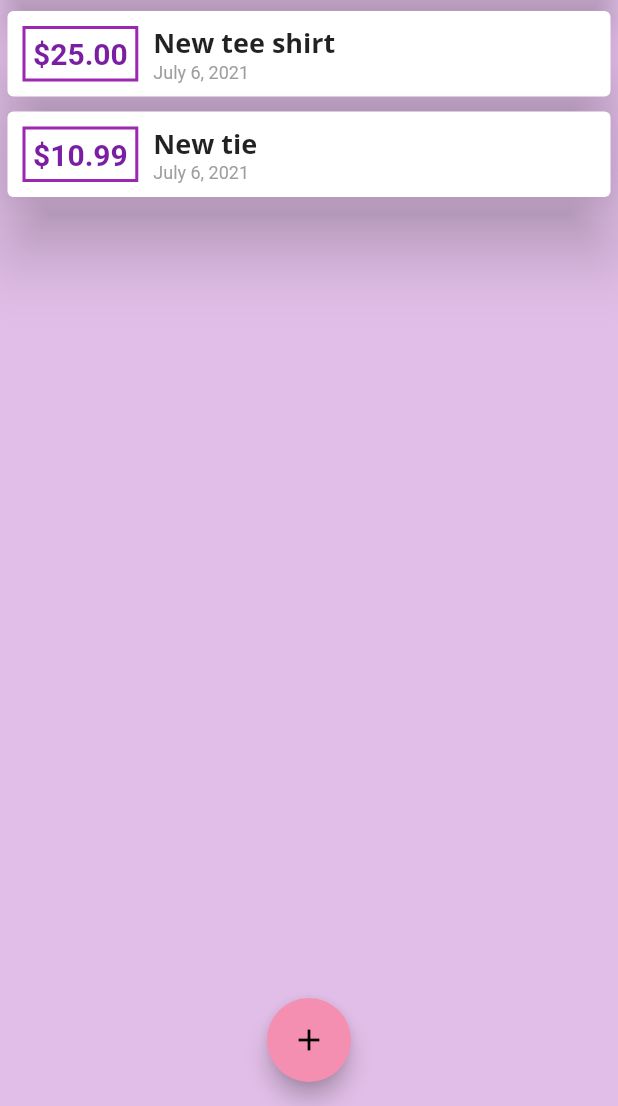
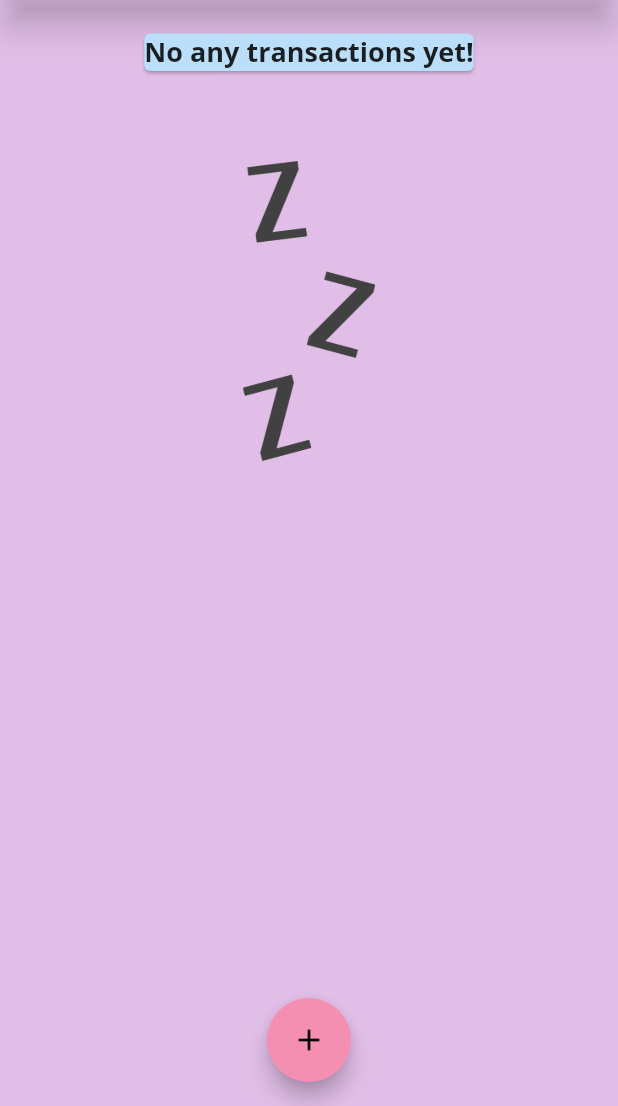
Before and after one commit to aasishbista/Expense_Planner, a Flutter app: the screen it shows after launch, on a phone screen of 412 x 824 dp, the part 130-1236 px from its top. Run offline on Flutter 3.47's test engine with Material 2 defaults, Android fonts, the phone set to English and light mode, and no system bars.

Commit message:
Default image is shown in abscence of any transactions

```diff
--- a/lib/Widgets/transaction_list.dart
+++ b/lib/Widgets/transaction_list.dart
@@ -14,7 +14,30 @@ class TransactonList extends StatelessWidget {
     //It does not render invisible widgets like Row,Column,Container so less meemory is used.
     return Container(
         height: 350,
-      child: ListView.builder(
+        child: _transactionList.isEmpty
+            ? Column(
+                children: [
+                  Card(
+                    margin: EdgeInsets.all(20),
+                    color: Colors.blue[100],
+                    child: Text(
+                      "No any transactions yet!",
+                      style: Theme.of(context).textTheme.headline6,
+                    ),
+                  ),
+                  SizedBox(
+                    height: 40,
+                  ),
+                  Container(
+                    height: 200,
+                    child: Image.asset(
+                      "Assets/images/waiting.png",
+                      fit: BoxFit.cover,
+                    ),
+                  )
+                ],
+              )
+            : ListView.builder(
                 itemBuilder: (context, index) {
                   return Card(
                     elevation: 20,
@@ -30,8 +53,8 @@ class TransactonList extends StatelessWidget {
                             children: [
                               Container(
                                 padding: EdgeInsets.all(5),
-                        margin:
-                            EdgeInsets.symmetric(horizontal: 10, vertical: 10),
+                                margin: EdgeInsets.symmetric(
+                                    horizontal: 10, vertical: 10),
                                 decoration: BoxDecoration(
                                     border: Border.all(
                                         color: Theme.of(context).primaryColor,
@@ -51,7 +74,8 @@ class TransactonList extends StatelessWidget {
                                 children: [
                                   Text(
                                     _transactionList[index].title,
-                            style: Theme.of(context).textTheme.headline6,
+                                    style:
+                                        Theme.of(context).textTheme.headline6,
                                   ),
                                   Text(
                                     DateFormat.yMMMMd()
@@ -59,7 +83,8 @@ class TransactonList extends StatelessWidget {
                                     // DateFormat('yyyy-MM-dd')
                                     // .format(transaction.date),
                                     // transaction.date.toString(),
-                            style: TextStyle(fontSize: 12, color: Colors.grey),
+                                    style: TextStyle(
+                                        fontSize: 12, color: Colors.grey),
                                   )
                                 ],
                               )
@@ -71,7 +96,6 @@ class TransactonList extends StatelessWidget {
                   );
                 },
                 itemCount: _transactionList.length,
-      ),
-    );
+              ));
   }
 }
--- a/lib/main.dart
+++ b/lib/main.dart
@@ -64,9 +64,9 @@ class _MyHomePageState extends State<MyHomePage> {
 
 // UserTransactionList
   final List<Transaction> _userTransactionsList = [
-    Transaction(
-        id: "1", title: "New tee shirt", amount: 25, date: DateTime.now()),
-    Transaction(id: "2", title: "New tie", amount: 10.99, date: DateTime.now())
+    // Transaction(
+    //     id: "1", title: "New tee shirt", amount: 25, date: DateTime.now()),
+    // Transaction(id: "2", title: "New tie", amount: 10.99, date: DateTime.now())
   ];
 
   void _addNewTransaction(String txTitle, double txAmount) {
--- a/pubspec.yaml
+++ b/pubspec.yaml
@@ -46,9 +46,9 @@ flutter:
   uses-material-design: true
 
   # To add assets to your application, add an assets section, like this:
-  # assets:
-  #   - images/a_dot_burr.jpeg
-  #   - images/a_dot_ham.jpeg
+  assets:
+    - Assets/images/waiting.png
+    # - images/a_dot_ham.jpeg
 
   # An image asset can refer to one or more resolution-specific "variants", see
   # https://flutter.dev/assets-and-images/#resolution-aware.
```
Also changed, not shown: Assets/images/waiting.png (added). Lines whose indentation alone changed are shown as unchanged.
